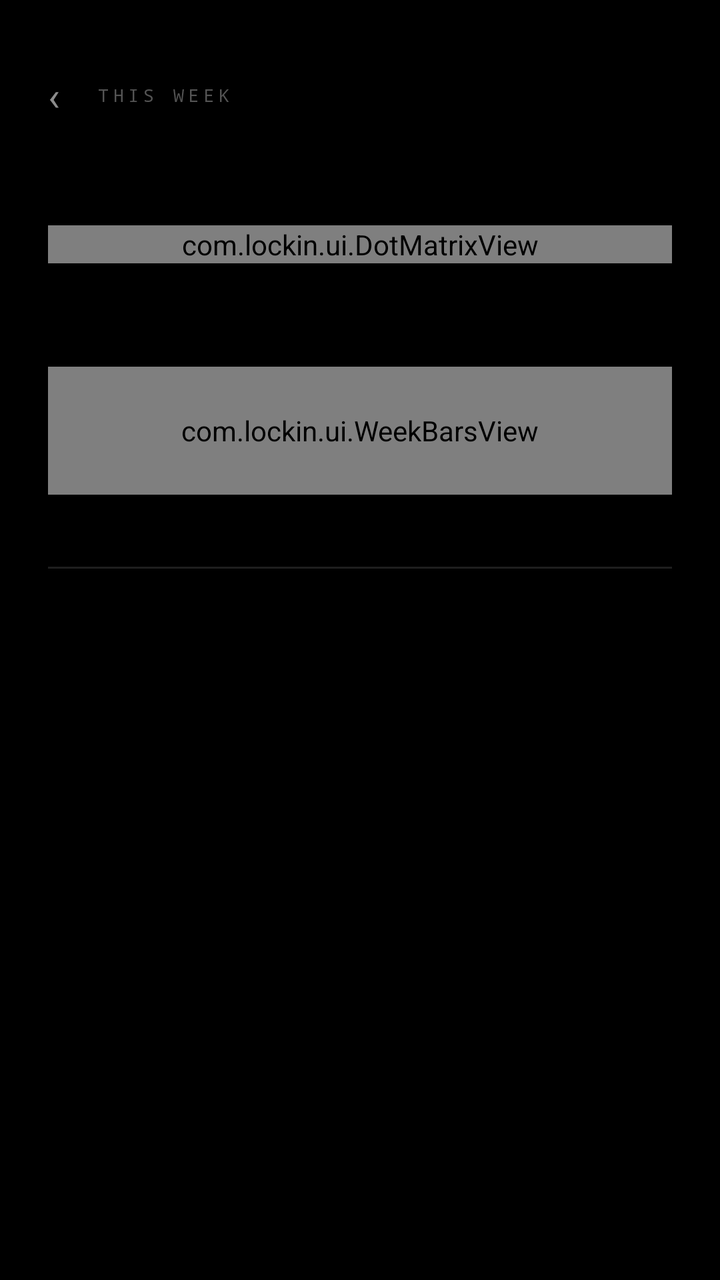
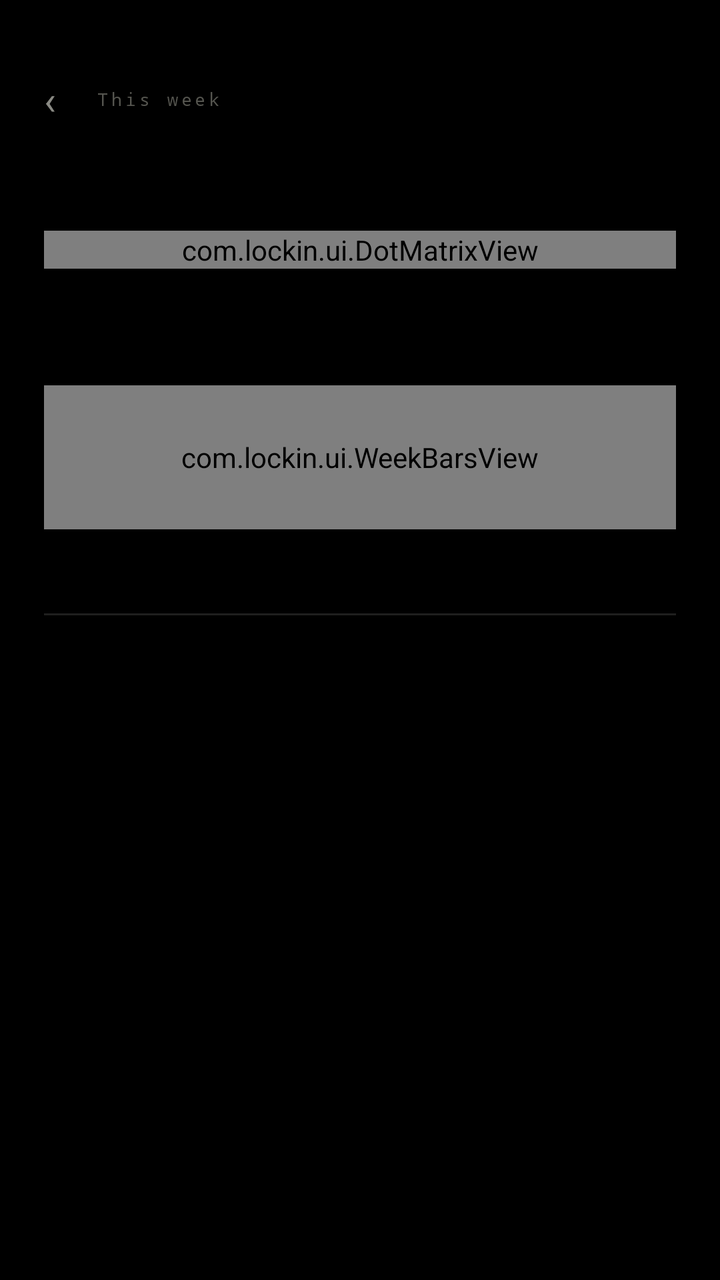

Before-and-after screenshots of an Android layout around one commit, followed by the original layout XML and the change that was made.
<!-- AndroidManifest.xml: application theme Theme.LockIn -->
<!-- res/layout/activity_week.xml -->
<?xml version="1.0" encoding="utf-8"?>
<ScrollView xmlns:android="http://schemas.android.com/apk/res/android"
    android:layout_width="match_parent"
    android:layout_height="match_parent"
    android:background="@color/black"
    android:fillViewport="true"
    android:fitsSystemWindows="true"
    android:scrollbars="none">

    <LinearLayout
        android:layout_width="match_parent"
        android:layout_height="wrap_content"
        android:orientation="vertical"
        android:paddingStart="24dp"
        android:paddingTop="26dp"
        android:paddingEnd="24dp"
        android:paddingBottom="30dp">

        <LinearLayout
            android:layout_width="match_parent"
            android:layout_height="wrap_content"
            android:gravity="center_vertical"
            android:orientation="horizontal">

            <TextView
                android:id="@+id/weekBack"
                android:layout_width="wrap_content"
                android:layout_height="wrap_content"
                android:paddingTop="8dp"
                android:paddingEnd="18dp"
                android:paddingBottom="8dp"
                android:text="@string/back"
                android:textColor="@color/dim"
                android:textSize="20sp" />

            <TextView
                android:layout_width="0dp"
                android:layout_height="wrap_content"
                android:layout_weight="1"
                android:fontFamily="sans-serif-monospace"
                android:letterSpacing="0.24"
                android:text="THIS WEEK"
                android:textColor="@color/faint"
                android:textSize="9sp" />
        </LinearLayout>

        <TextView
            android:id="@+id/weekRange"
            android:layout_width="match_parent"
            android:layout_height="wrap_content"
            android:layout_marginTop="14dp"
            android:letterSpacing="0.16"
            android:textColor="@color/dim"
            android:textSize="10sp" />

        <com.lockin.ui.DotMatrixView
            android:id="@+id/weekTimer"
            android:layout_width="match_parent"
            android:layout_height="wrap_content"
            android:layout_marginTop="16dp" />

        <TextView
            android:id="@+id/weekSessions"
            android:layout_width="match_parent"
            android:layout_height="wrap_content"
            android:layout_marginTop="14dp"
            android:letterSpacing="0.1"
            android:textColor="@color/dim"
            android:textSize="10sp" />

        <com.lockin.ui.WeekBarsView
            android:id="@+id/weekBarsFull"
            android:layout_width="match_parent"
            android:layout_height="64dp"
            android:layout_marginTop="24dp" />

        <LinearLayout
            android:id="@+id/weekDays"
            android:layout_width="match_parent"
            android:layout_height="wrap_content"
            android:layout_marginTop="14dp"
            android:orientation="vertical" />

        <View
            android:layout_width="match_parent"
            android:layout_height="1dp"
            android:layout_marginTop="22dp"
            android:background="@color/stroke" />

        <TextView
            android:id="@+id/weekGoal"
            android:layout_width="match_parent"
            android:layout_height="wrap_content"
            android:layout_marginTop="20dp"
            android:letterSpacing="0.1"
            android:textColor="@color/dim"
            android:textSize="10sp" />

        <TextView
            android:id="@+id/weekDoom"
            android:layout_width="match_parent"
            android:layout_height="wrap_content"
            android:layout_marginTop="10dp"
            android:letterSpacing="0.1"
            android:textColor="@color/dim"
            android:textSize="10sp" />

        <TextView
            android:id="@+id/weekHour"
            android:layout_width="match_parent"
            android:layout_height="wrap_content"
            android:layout_marginTop="10dp"
            android:letterSpacing="0.1"
            android:textColor="@color/accent"
            android:textSize="10sp" />

        <TextView
            android:id="@+id/weekFreezes"
            android:layout_width="match_parent"
            android:layout_height="wrap_content"
            android:layout_marginTop="10dp"
            android:letterSpacing="0.1"
            android:textColor="@color/faint"
            android:textSize="10sp" />
    </LinearLayout>
</ScrollView>
<!-- resources referenced by this layout -->
<resources>
  <color name="accent">#FFD71921</color>
  <color name="black">#FF000000</color>
  <color name="dim">#FF8C8C8C</color>
  <color name="faint">#FF545454</color>
  <color name="stroke">#FF1E1E1E</color>
  <string name="back">‹</string>
  <style name="Theme.LockIn" parent="@android:style/Theme.Material.NoActionBar">
          <item name="android:windowBackground">@color/black</item>
          <item name="android:colorPrimary">@color/black</item>
          <item name="android:colorPrimaryDark">@color/black</item>
          <item name="android:colorAccent">@color/accent</item>
          <item name="android:colorControlActivated">@color/accent</item>
          <item name="android:colorControlHighlight">#33D71921</item>
          <item name="android:statusBarColor">@color/black</item>
          <item name="android:navigationBarColor">@color/black</item>
          <item name="android:windowLightStatusBar">false</item>
          <item name="android:textColorPrimary">@color/text</item>
          <item name="android:textColorSecondary">@color/dim</item>
          <item name="android:textColorHighlight">#55D71921</item>
          <item name="android:colorEdgeEffect">@color/accent</item>
          <item name="android:windowActionModeOverlay">true</item>
      </style>
  <color name="text">#FFFFFFFF</color>
</resources>

<!-- the commit's change to res/layout/activity_week.xml (unified diff, before → after) -->
@@ -11,10 +11,10 @@
         android:layout_width="match_parent"
         android:layout_height="wrap_content"
         android:orientation="vertical"
-        android:paddingStart="24dp"
-        android:paddingTop="26dp"
-        android:paddingEnd="24dp"
-        android:paddingBottom="30dp">
+        android:paddingStart="22dp"
+        android:paddingTop="30dp"
+        android:paddingEnd="22dp"
+        android:paddingBottom="34dp">
 
         <LinearLayout
             android:layout_width="match_parent"
@@ -26,9 +26,9 @@
                 android:id="@+id/weekBack"
                 android:layout_width="wrap_content"
                 android:layout_height="wrap_content"
-                android:paddingTop="8dp"
-                android:paddingEnd="18dp"
-                android:paddingBottom="8dp"
+                android:paddingTop="6dp"
+                android:paddingEnd="20dp"
+                android:paddingBottom="6dp"
                 android:text="@string/back"
                 android:textColor="@color/dim"
                 android:textSize="20sp" />
@@ -38,8 +38,8 @@
                 android:layout_height="wrap_content"
                 android:layout_weight="1"
                 android:fontFamily="sans-serif-monospace"
-                android:letterSpacing="0.24"
-                android:text="THIS WEEK"
+                android:letterSpacing="0.18"
+                android:text="This week"
                 android:textColor="@color/faint"
                 android:textSize="9sp" />
         </LinearLayout>
@@ -48,43 +48,42 @@
             android:id="@+id/weekRange"
             android:layout_width="match_parent"
             android:layout_height="wrap_content"
-            android:layout_marginTop="14dp"
-            android:letterSpacing="0.16"
+            android:layout_marginTop="12dp"
             android:textColor="@color/dim"
-            android:textSize="10sp" />
+            android:textSize="12sp" />
 
         <com.lockin.ui.DotMatrixView
             android:id="@+id/weekTimer"
             android:layout_width="match_parent"
             android:layout_height="wrap_content"
-            android:layout_marginTop="16dp" />
+            android:layout_marginTop="18dp" />
 
         <TextView
             android:id="@+id/weekSessions"
             android:layout_width="match_parent"
             android:layout_height="wrap_content"
-            android:layout_marginTop="14dp"
-            android:letterSpacing="0.1"
+            android:layout_marginTop="16dp"
+            android:lineSpacingExtra="3dp"
             android:textColor="@color/dim"
-            android:textSize="10sp" />
+            android:textSize="12sp" />
 
         <com.lockin.ui.WeekBarsView
             android:id="@+id/weekBarsFull"
             android:layout_width="match_parent"
-            android:layout_height="64dp"
-            android:layout_marginTop="24dp" />
+            android:layout_height="72dp"
+            android:layout_marginTop="26dp" />
 
         <LinearLayout
             android:id="@+id/weekDays"
             android:layout_width="match_parent"
             android:layout_height="wrap_content"
-            android:layout_marginTop="14dp"
+            android:layout_marginTop="16dp"
             android:orientation="vertical" />
 
         <View
             android:layout_width="match_parent"
             android:layout_height="1dp"
-            android:layout_marginTop="22dp"
+            android:layout_marginTop="26dp"
             android:background="@color/stroke" />
 
         <TextView
@@ -92,35 +91,35 @@
             android:layout_width="match_parent"
             android:layout_height="wrap_content"
             android:layout_marginTop="20dp"
-            android:letterSpacing="0.1"
+            android:lineSpacingExtra="3dp"
             android:textColor="@color/dim"
-            android:textSize="10sp" />
+            android:textSize="12sp" />
 
         <TextView
             android:id="@+id/weekDoom"
             android:layout_width="match_parent"
             android:layout_height="wrap_content"
-            android:layout_marginTop="10dp"
-            android:letterSpacing="0.1"
+            android:layout_marginTop="12dp"
+            android:lineSpacingExtra="3dp"
             android:textColor="@color/dim"
-            android:textSize="10sp" />
+            android:textSize="12sp" />
 
         <TextView
             android:id="@+id/weekHour"
             android:layout_width="match_parent"
             android:layout_height="wrap_content"
-            android:layout_marginTop="10dp"
-            android:letterSpacing="0.1"
+            android:layout_marginTop="12dp"
+            android:lineSpacingExtra="3dp"
             android:textColor="@color/accent"
-            android:textSize="10sp" />
+            android:textSize="12sp" />
 
         <TextView
             android:id="@+id/weekFreezes"
             android:layout_width="match_parent"
             android:layout_height="wrap_content"
-            android:layout_marginTop="10dp"
-            android:letterSpacing="0.1"
+            android:layout_marginTop="12dp"
+            android:lineSpacingExtra="3dp"
             android:textColor="@color/faint"
-            android:textSize="10sp" />
+            android:textSize="12sp" />
     </LinearLayout>
 </ScrollView>
<!-- resource entries referenced after the edit -->
@@ -2,9 +2,9 @@
 <resources>
   <color name="accent">#FFD71921</color>
   <color name="black">#FF000000</color>
-  <color name="dim">#FF8C8C8C</color>
-  <color name="faint">#FF545454</color>
-  <color name="stroke">#FF1E1E1E</color>
+  <color name="dim">#FF8A8A84</color>
+  <color name="faint">#FF55554F</color>
+  <color name="stroke">#FF1F1F1E</color>
   <string name="back">‹</string>
   <style name="Theme.LockIn" parent="@android:style/Theme.Material.NoActionBar">
           <item name="android:windowBackground">@color/black</item>
@@ -22,6 +22,6 @@
           <item name="android:colorEdgeEffect">@color/accent</item>
           <item name="android:windowActionModeOverlay">true</item>
       </style>
-  <color name="text">#FFFFFFFF</color>
+  <color name="text">#FFF2F1ED</color>
 </resources>
 
